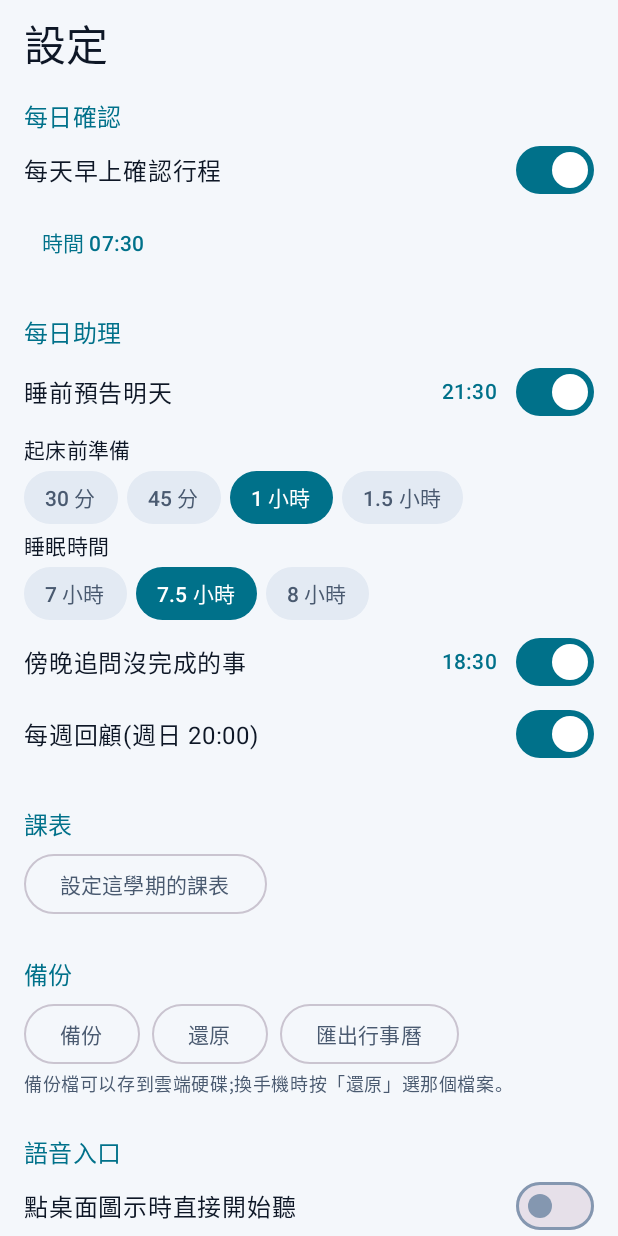
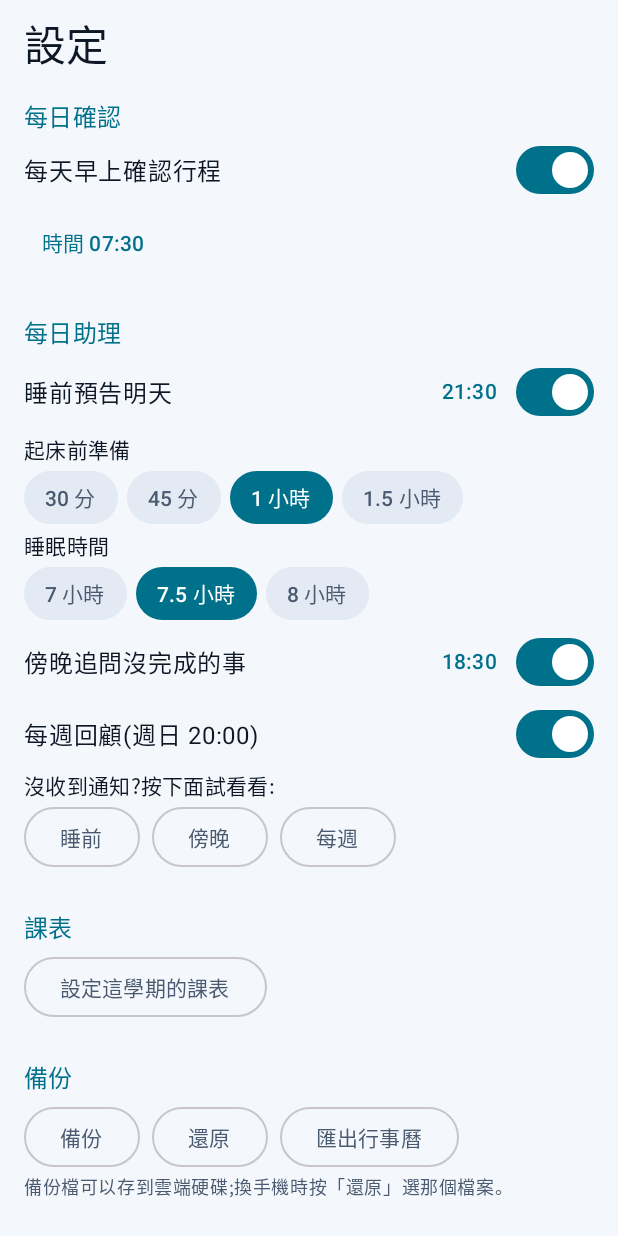
Before and after one commit to York260/free-life, an Android app built with Jetpack Compose: the composable SettingsScreen shown on its own in the app's theme, on a phone screen of 412 x 824 dp. Run offline under Robolectric (Android 15) with nearby library versions, the phone set to English and light mode, and no system bars.

Commit message:
Daily notifications: high-importance channels, test buttons, notification-disabled hint
Co-Authored-By: Claude Sonnet 5.5 <noreply@anthropic.com>
Claude-Session: https://claude.ai/code/session_01TMPVYK6NRrJejmTwynC2kq

```diff
--- a/app/src/main/java/com/freelife/app/BriefingScreen.kt
+++ b/app/src/main/java/com/freelife/app/BriefingScreen.kt
@@ -424,6 +424,22 @@ fun SettingsScreen(
                 resched()
             })
 
+            Text("沒收到通知?按下面試看看:", style = MaterialTheme.typography.bodyMedium)
+            Row(horizontalArrangement = Arrangement.spacedBy(8.dp)) {
+                fun check(): Boolean {
+                    val ok = androidx.core.app.NotificationManagerCompat.from(ctx).areNotificationsEnabled()
+                    if (!ok) android.widget.Toast.makeText(ctx, "手機把這個 App 的通知關掉了,請到 設定 → 應用程式 → Free Life → 通知 打開", android.widget.Toast.LENGTH_LONG).show()
+                    return ok
+                }
+                OutlinedButton(onClick = { if (check()) DailyJobs.showNight(ctx) }) { Text("睡前") }
+                OutlinedButton(onClick = {
+                    if (check() && DailyJobs.showEvening(ctx) == 0) {
+                        android.widget.Toast.makeText(ctx, "目前沒有過時未完成的事,所以不會通知", android.widget.Toast.LENGTH_LONG).show()
+                    }
+                }) { Text("傍晚") }
+                OutlinedButton(onClick = { if (check()) DailyJobs.showWeekly(ctx) }) { Text("每週") }
+            }
+
             SectionTitle("課表")
             OutlinedButton(onClick = onOpenTimetable) { Text("設定這學期的課表") }
 
```
Also changed, not shown: app/src/main/java/com/freelife/app/Daily.kt (+6 -5 lines).
